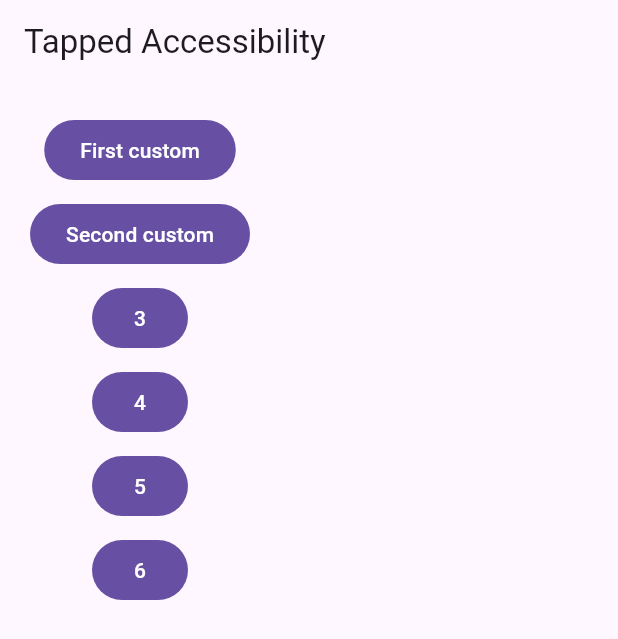
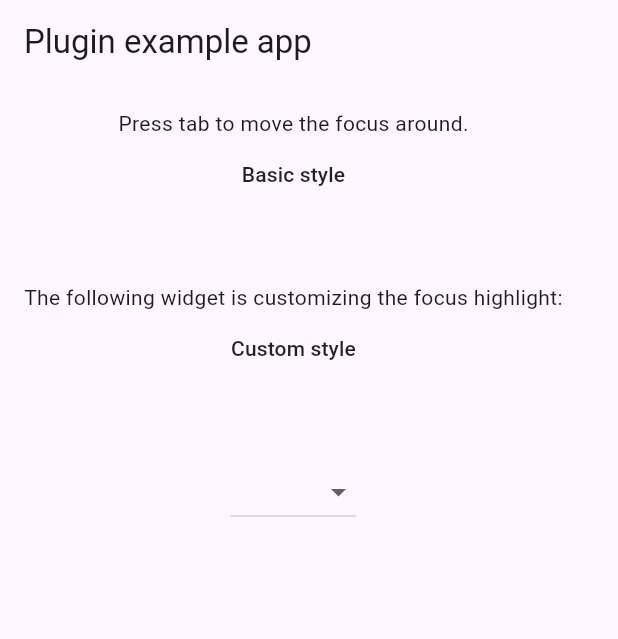
Before and after one commit to tozu/tapped_accessibility, a Flutter app: the screen it shows after launch, on a phone screen of 412 x 824 dp. Shown: the top 639 px of the screen. Run offline on Flutter 3.47's test engine with Material 3 defaults, Android fonts, the light colour scheme and no system bars.

Commit message:
enhance example

```diff
--- a/example/lib/main.dart
+++ b/example/lib/main.dart
@@ -16,73 +16,127 @@ class _MyAppState extends State<MyApp> {
   @override
   Widget build(BuildContext context) {
     return MaterialApp(
-      home: _Page(),
-      builder: (context, child) {
+      builder: (context, widget) {
         return FocusHighlight(
           defaultTheme: AccessibilityThemeData(
+            decoration: BoxDecoration(
+              border: Border.all(color: Colors.red, width: 2),
+            ),
             padding: EdgeInsets.all(8),
-            decoration: BoxDecoration(
-              borderRadius: BorderRadius.circular(12),
-              border: Border.all(
-                color: Colors.green,
-                width: 2,
-              ),
-            ),
           ),
-          child: child!,
+          child: widget!,
         );
       },
+      home: RootPage(),
     );
   }
 }
 
-class _Page extends StatelessWidget {
-  const _Page();
+class RootPage extends StatefulWidget {
+  const RootPage({super.key});
+
+  @override
+  State<RootPage> createState() => _RootPageState();
+}
+
+class _RootPageState extends State<RootPage> {
+  String? dropdownValue;
 
   @override
   Widget build(BuildContext context) {
     return Scaffold(
       appBar: AppBar(
-        title: const Text('Tapped Accessibility'),
+        title: const Text('Plugin example app'),
       ),
-      body: SingleChildScrollView(
-        padding: EdgeInsets.all(20),
+      body: Container(
+        padding: EdgeInsets.all(16),
         child: Column(
-          spacing: 8,
           children: [
+            Text("Press tab to move the focus around."),
+            MaterialButton(
+              onPressed: _openListPage,
+              child: Text("Basic style"),
+            ),
+            const SizedBox(height: 48),
+            Text("The following widget is customizing the focus highlight:"),
             AccessibleTheme(
               accessibilityTheme: AccessibilityThemeData(
-                padding: EdgeInsets.symmetric(horizontal: 2, vertical: 12),
+                padding: EdgeInsets.zero,
                 decoration: BoxDecoration(
-                  borderRadius: BorderRadius.circular(2),
-                  border: Border.all(
-                    color: Colors.red,
-                    width: 2,
-                  ),
+                  border: Border.all(color: Colors.green, width: 4),
+                  borderRadius: BorderRadius.circular(8),
                 ),
               ),
-              child: FilledButton(onPressed: () {}, child: Text("First custom")),
+              child: MaterialButton(
+                onPressed: _openListPage,
+                child: Text("Custom style"),
+              ),
             ),
-            AccessibleTheme(
-              accessibilityTheme: AccessibilityThemeData(
-                padding: EdgeInsets.only(left: 0, right: 12, top: 6, bottom: 0),
-                decoration: BoxDecoration(
-                  borderRadius: BorderRadius.circular(2),
-                  border: Border.all(
-                    color: Colors.red,
-                    width: 2,
-                  ),
-                ),
-              ),
-              child: FilledButton(onPressed: () {}, child: Text("Second custom")),
+            const SizedBox(height: 48),
+            DropdownButton<String>(
+              value: dropdownValue,
+              onChanged: (String? newValue) {
+                setState(() {
+                  dropdownValue = newValue!;
+                });
+              },
+              items: List.generate(20, (index) => "Item: $index").map<DropdownMenuItem<String>>((String value) {
+                return DropdownMenuItem<String>(
+                  value: value,
+                  child: Text(value),
+                );
+              }).toList(),
             ),
-            FilledButton(onPressed: () {}, child: Text("3")),
-            FilledButton(onPressed: () {}, child: Text("4")),
-            FilledButton(onPressed: () {}, child: Text("5")),
-            FilledButton(onPressed: () {}, child: Text("6")),
           ],
         ),
       ),
     );
   }
+
+  void _openListPage() {
+    Navigator.of(context).push(MaterialPageRoute(builder: (context) => ListPage()));
+  }
 }
+
+class ListPage extends StatelessWidget {
+  const ListPage({super.key});
+
+  @override
+  Widget build(BuildContext context) {
+    return Scaffold(
+      appBar: AppBar(),
+      body: ListView.builder(
+        itemBuilder: (context, index) {
+          return ListTile(
+            title: Text("Item $index"),
+            trailing: IconButton(
+              onPressed: () => Navigator.of(context).push(
+                MaterialPageRoute(
+                  builder: (context) => DetailPage(),
+                ),
+              ),
+              icon: Icon(Icons.arrow_right),
+            ),
+          );
+        },
+      ),
+    );
+  }
+}
+
+class DetailPage extends StatelessWidget {
+  const DetailPage({super.key});
+
+  @override
+  Widget build(BuildContext context) {
+    return Scaffold(
+      appBar: AppBar(),
+      body: Center(
+        child: TextButton(
+          onPressed: () => Navigator.pop(context),
+          child: Text("Go Back"),
+        ),
+      ),
+    );
+  }
+}
```
